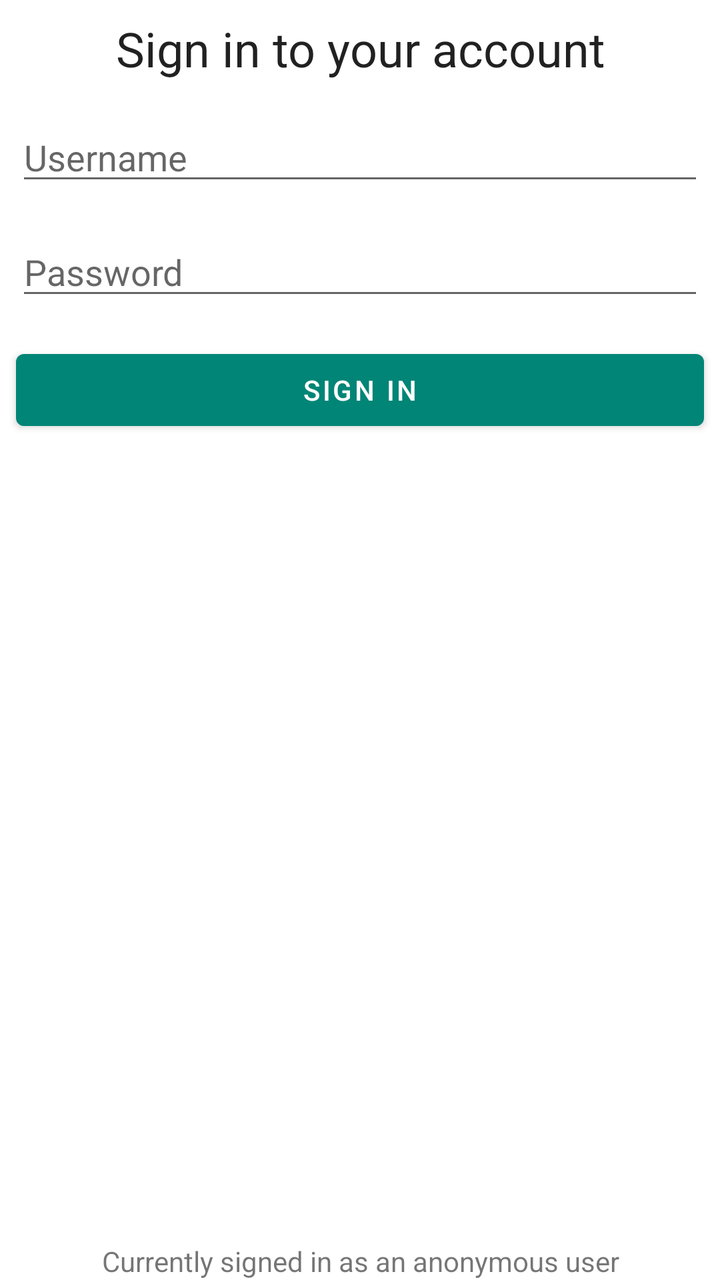
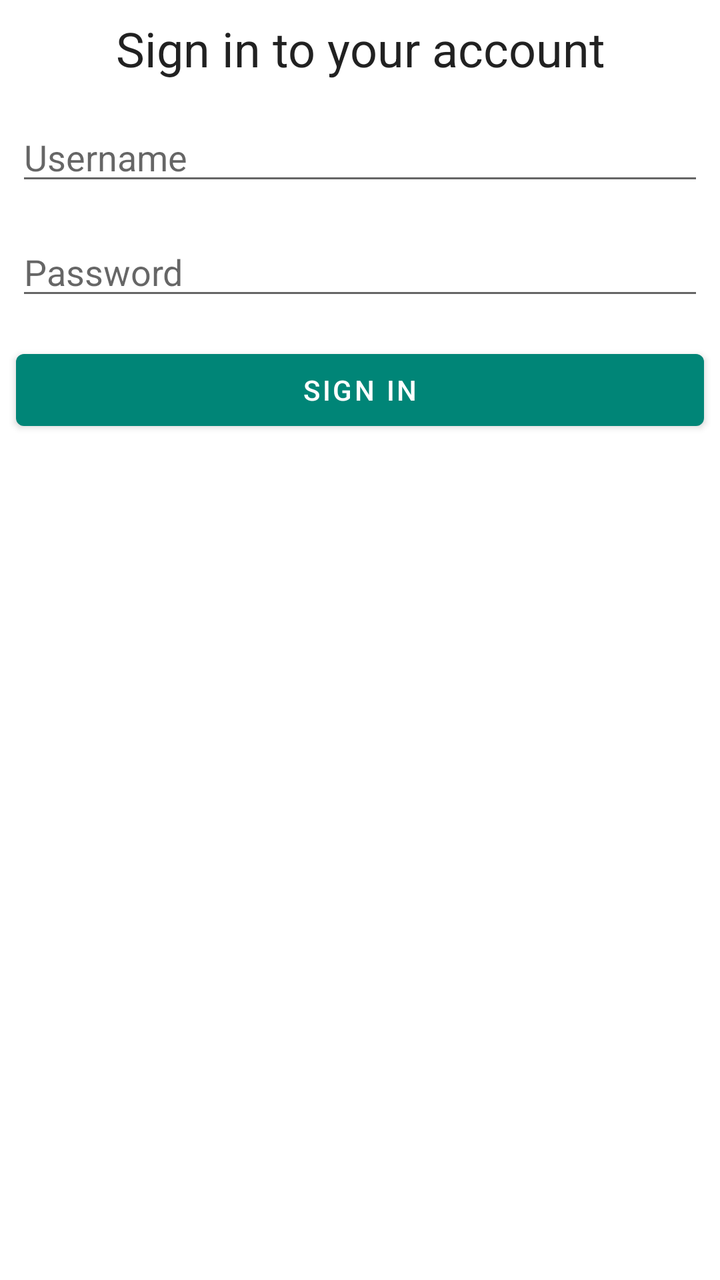

An Android layout rendered at two revisions. The XML below is the earlier revision; the diff shows what the commit changed to produce the second picture.
<!-- AndroidManifest.xml: application theme AppTheme -->
<!-- res/layout/fragment_account.xml -->
<?xml version="1.0" encoding="utf-8"?>
<LinearLayout xmlns:android="http://schemas.android.com/apk/res/android"
    xmlns:tools="http://schemas.android.com/tools"
    android:layout_width="match_parent"
    android:layout_height="match_parent"
    android:layout_margin="@dimen/margin_large"
    android:orientation="vertical"
    tools:context=".ui.AccountFragment">

    <TextView
        style="@style/TextAppearance.AppCompat.Headline"
        android:layout_width="wrap_content"
        android:layout_height="wrap_content"
        android:layout_gravity="center_horizontal"
        android:layout_margin="@dimen/margin_small"
        android:gravity="center"
        android:text="@string/account_fragment_title" />

    <EditText
        android:layout_width="match_parent"
        android:layout_height="wrap_content"
        android:layout_margin="@dimen/margin_small"
        android:hint="@string/hint_username"
        android:inputType="text" />

    <EditText
        android:layout_width="match_parent"
        android:layout_height="wrap_content"
        android:layout_margin="@dimen/margin_small"
        android:hint="@string/hint_password"
        android:inputType="textPassword" />

    <Button
        android:id="@+id/button_sign_in"
        android:layout_width="match_parent"
        android:layout_height="wrap_content"
        android:layout_margin="@dimen/margin_small"
        android:text="@string/button_sign_in" />

    <TextView
        android:layout_width="match_parent"
        android:layout_height="0dp"
        android:layout_weight="1"
        android:gravity="bottom|center_horizontal"
        android:text="Currently signed in as an anonymous user" />

</LinearLayout>
<!-- resources referenced by this layout -->
<resources>
  <dimen name="margin_large">32dp</dimen>
  <dimen name="margin_small">8dp</dimen>
  <string name="account_fragment_title">Sign in to your account</string>
  <string name="button_sign_in">Sign in</string>
  <string name="hint_password">Password</string>
  <string name="hint_username">Username</string>
  <style name="AppTheme" parent="Theme.MaterialComponents.Light.DarkActionBar">
          
          <item name="colorPrimary">@color/colorPrimary</item>
          <item name="colorPrimaryDark">@color/colorPrimaryDark</item>
          <item name="colorAccent">@color/colorAccent</item>
      </style>
  <color name="colorPrimary">#008577</color>
  <color name="colorPrimaryDark">#00574B</color>
  <color name="colorAccent">#4CAF50</color>
</resources>

<!-- the commit's change to res/layout/fragment_account.xml (unified diff, before → after) -->
@@ -42,6 +42,7 @@
         android:layout_height="0dp"
         android:layout_weight="1"
         android:gravity="bottom|center_horizontal"
-        android:text="Currently signed in as an anonymous user" />
+        android:text="Currently signed in as an anonymous user"
+        android:visibility="invisible" />
 
 </LinearLayout>
